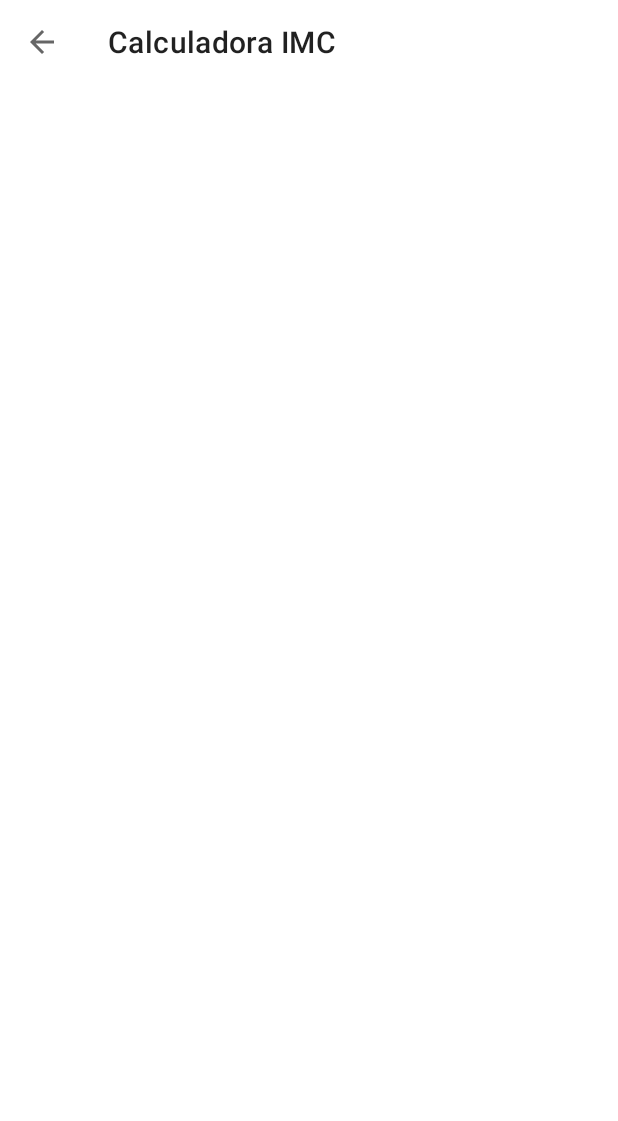
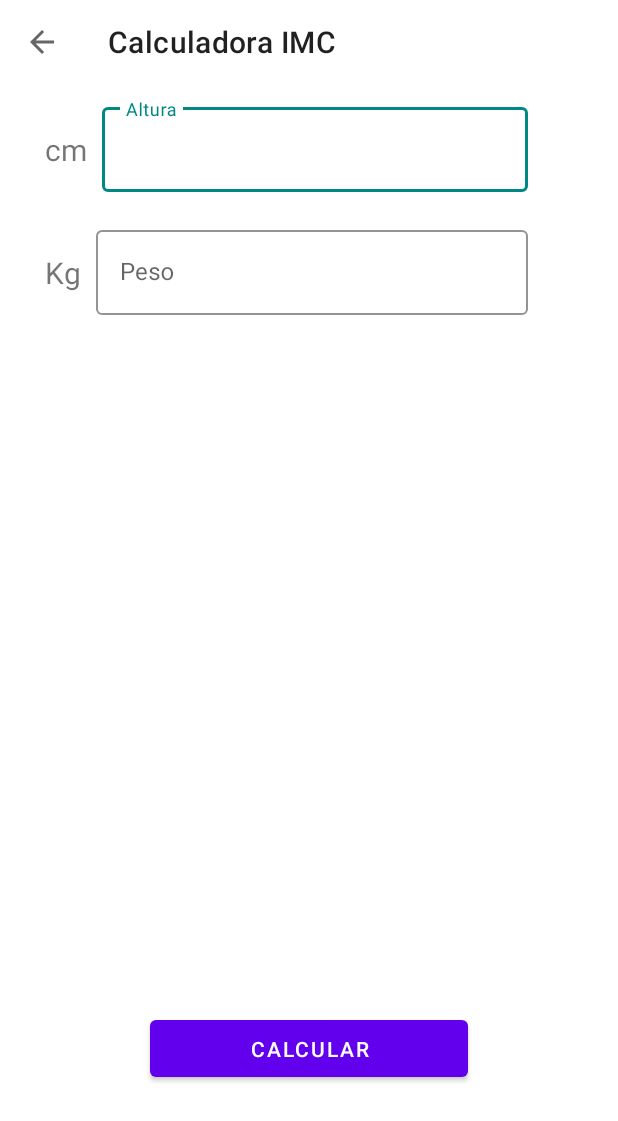
Before and after one commit to degomar/seven_minutes_workout, an Android app: the BmiActivity screen opened directly, with no data from a screen before it, on a phone screen of 412 x 824 dp. Before the commit the part shown is almost empty. Shown: the top 1121 px of the screen. Run offline under Robolectric (Android 15) with nearby library versions, the phone set to English and light mode, and no system bars; our stand-ins replace data binding.

Commit message:
layout de calculadora imc iniciado

```diff
--- a/app/src/main/res/layout/activity_bmi.xml
+++ b/app/src/main/res/layout/activity_bmi.xml
@@ -2,6 +2,7 @@
 <layout xmlns:android="http://schemas.android.com/apk/res/android"
     xmlns:app="http://schemas.android.com/apk/res-auto"
     xmlns:tools="http://schemas.android.com/tools">
+
 <androidx.constraintlayout.widget.ConstraintLayout
     android:layout_width="match_parent"
     android:layout_height="match_parent"
@@ -14,5 +15,137 @@
         app:layout_constraintStart_toStartOf="parent"
         app:layout_constraintTop_toTopOf="parent"/>
 
+    <TextView
+        android:id="@+id/tv_cm"
+        android:layout_width="wrap_content"
+        android:layout_height="wrap_content"
+        app:layout_constraintTop_toBottomOf="@id/tb_bmi"
+        app:layout_constraintStart_toStartOf="parent"
+        android:textSize="20sp"
+        android:text="cm"
+        android:layout_margin="30dp"/>
+
+
+
+
+
+    <TextView
+        android:id="@+id/tv_kg"
+        android:layout_width="wrap_content"
+        android:layout_height="wrap_content"
+        app:layout_constraintTop_toBottomOf="@id/til_metric_height"
+        app:layout_constraintStart_toStartOf="parent"
+        android:textSize="20sp"
+        android:text="Kg"
+        android:layout_margin="30dp"/>
+
+    <com.google.android.material.textfield.TextInputLayout
+        android:id="@+id/til_metric_height"
+        android:layout_width="0dp"
+        android:layout_height="wrap_content"
+        android:padding="10dp"
+        android:layout_marginRight="50dp"
+        app:layout_constraintTop_toBottomOf="@+id/tb_bmi"
+        app:layout_constraintStart_toEndOf="@+id/tv_cm"
+        app:layout_constraintEnd_toEndOf="parent"
+        style="@style/Widget.MaterialComponents.TextInputLayout.OutlinedBox"
+        app:hintTextColor="@color/teal_700"
+        app:boxStrokeColor="@color/teal_700">
+
+        <com.google.android.material.textfield.TextInputEditText
+            android:id="@+id/tie_metric_height"
+            android:layout_width="match_parent"
+            android:layout_height="wrap_content"
+            android:hint="Altura"
+            android:textColorHint="@color/app_color_primary"
+            android:inputType="number"
+            />
+    </com.google.android.material.textfield.TextInputLayout>
+
+
+    <com.google.android.material.textfield.TextInputLayout
+        android:id="@+id/til_metric_weight"
+        android:layout_width="0dp"
+        android:layout_height="wrap_content"
+        android:padding="10dp"
+        android:layout_marginRight="50dp"
+        app:layout_constraintTop_toBottomOf="@+id/til_metric_height"
+        app:layout_constraintStart_toEndOf="@+id/tv_kg"
+        app:layout_constraintEnd_toEndOf="parent"
+        style="@style/Widget.MaterialComponents.TextInputLayout.OutlinedBox"
+        app:hintTextColor="@color/purple_500"
+        app:boxStrokeColor="@color/purple_500">
+
+    <com.google.android.material.textfield.TextInputEditText
+        android:id="@+id/tie_metric_weight"
+        android:layout_width="match_parent"
+        android:layout_height="wrap_content"
+        android:hint="Peso"
+        android:textColorHint="@color/app_color_primary"
+        android:inputType="number"
+        />
+    </com.google.android.material.textfield.TextInputLayout>
+
+
+
+    <LinearLayout
+        android:id="@+id/ll_infos"
+        android:layout_width="match_parent"
+        android:layout_height="wrap_content"
+        app:layout_constraintStart_toStartOf="parent"
+        app:layout_constraintTop_toBottomOf="@+id/til_metric_weight"
+        android:layout_margin="30dp"
+        android:orientation="vertical"
+        android:visibility="invisible"
+        tools:visibility="visible">
+
+        <TextView
+            android:id="@+id/tv_youribm_text"
+            android:layout_width="match_parent"
+            android:layout_height="wrap_content"
+            android:textSize="20sp"
+            android:text="Seu IMC é"
+            android:gravity="center"/>
+
+        <TextView
+            android:id="@+id/tv_result_ibm_porcent_text"
+            android:layout_width="match_parent"
+            android:layout_height="wrap_content"
+            android:textSize="25sp"
+            android:text="XXXX"
+            android:gravity="center"
+            android:layout_marginTop="10dp"/>
+        <TextView
+            android:id="@+id/tv_result_ibm_info_text"
+            android:layout_width="match_parent"
+            android:layout_height="wrap_content"
+            android:textSize="20sp"
+            android:text="default"
+            android:gravity="center"
+            android:layout_marginTop="10dp"/>
+        <TextView
+            android:id="@+id/tv_result_ibm_tips"
+            android:layout_width="match_parent"
+            android:layout_height="wrap_content"
+            android:textSize="20sp"
+            android:text="Ops aqui vai uma dica"
+            android:gravity="center"
+            android:layout_marginTop="10dp"/>
+
+
+
+    </LinearLayout>
+
+    <Button
+        android:id="@+id/btn_calculate"
+        android:layout_width="match_parent"
+        android:layout_height="50dp"
+        app:layout_constraintStart_toStartOf="parent"
+        app:layout_constraintEnd_toEndOf="parent"
+        android:text="Calcular"
+        app:layout_constraintBottom_toBottomOf="parent"
+        android:layout_margin="100dp"
+        />
+
 </androidx.constraintlayout.widget.ConstraintLayout>
 </layout>
```
